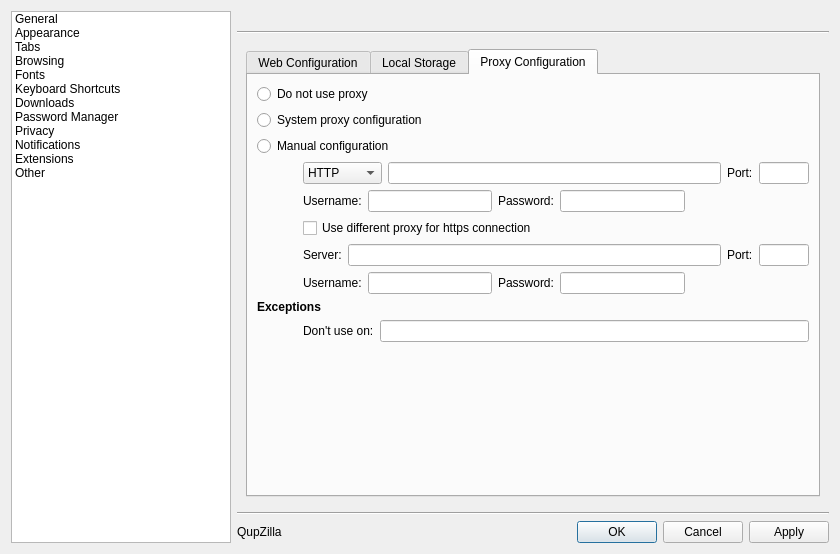
The window that src/lib/preferences/preferences.ui (QupZilla/qupzilla) describes before a commit, drawn with Qt 5.
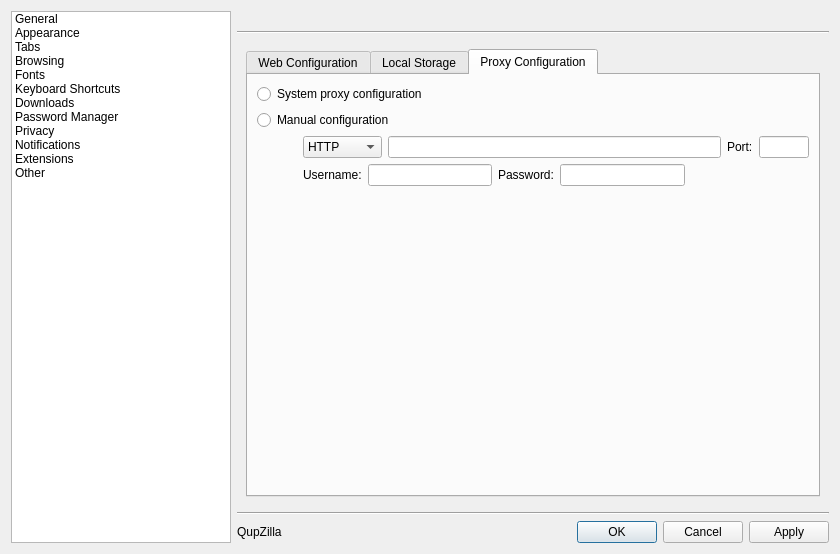
The same window after the commit. The open tabs and pages were chosen to show the change. Custom widgets are drawn as their Qt base class.

Commit message: Bring back proxy configuration

What changed in the file:
```diff
--- a/src/lib/preferences/preferences.ui
+++ b/src/lib/preferences/preferences.ui
@@ -1358,28 +1358,7 @@
                <string>Proxy Configuration</string>
               </attribute>
               <layout class="QGridLayout" name="gridLayout_8">
-               <item row="8" column="0" colspan="2">
-                <widget class="QLabel" name="label_54">
-                 <property name="text">
-                  <string>&lt;b&gt;Exceptions&lt;/b&gt;</string>
-                 </property>
-                </widget>
-               </item>
-               <item row="9" column="1">
-                <layout class="QHBoxLayout" name="horizontalLayout_27">
-                 <item>
-                  <widget class="QLabel" name="label_40">
-                   <property name="text">
-                    <string>Don't use on:</string>
-                   </property>
-                  </widget>
-                 </item>
-                 <item>
-                  <widget class="QLineEdit" name="proxyExceptions"/>
-                 </item>
-                </layout>
-               </item>
-               <item row="10" column="0">
+               <item row="4" column="0">
                 <spacer name="verticalSpacer_14">
                  <property name="orientation">
                   <enum>Qt::Vertical</enum>
@@ -1392,14 +1371,14 @@
                  </property>
                 </spacer>
                </item>
-               <item row="1" column="0" colspan="2">
+               <item row="0" column="0" colspan="2">
                 <widget class="QRadioButton" name="systemProxy">
                  <property name="text">
                   <string>System proxy configuration</string>
                  </property>
                 </widget>
                </item>
-               <item row="3" column="0">
+               <item row="2" column="0">
                 <spacer name="horizontalSpacer_29">
                  <property name="orientation">
                   <enum>Qt::Horizontal</enum>
@@ -1415,14 +1394,14 @@
                  </property>
                 </spacer>
                </item>
-               <item row="2" column="0" colspan="2">
+               <item row="1" column="0" colspan="2">
                 <widget class="QRadioButton" name="manualProxy">
                  <property name="text">
                   <string>Manual configuration</string>
                  </property>
                 </widget>
                </item>
-               <item row="3" column="1">
+               <item row="2" column="1">
                 <layout class="QHBoxLayout" name="horizontalLayout_9">
                  <item>
                   <widget class="QComboBox" name="proxyType">
@@ -1460,7 +1439,7 @@
                  </item>
                 </layout>
                </item>
-               <item row="4" column="1">
+               <item row="3" column="1">
                 <layout class="QHBoxLayout" name="horizontalLayout_23">
                  <item>
                   <widget class="QLabel" name="label_38">
@@ -1497,88 +1476,6 @@
                  </item>
                 </layout>
                </item>
-               <item row="5" column="1">
-                <widget class="QCheckBox" name="useHttpsProxy">
-                 <property name="text">
-                  <string>Use different proxy for https connection</string>
-                 </property>
-                </widget>
-               </item>
-               <item row="6" column="1">
-                <layout class="QHBoxLayout" name="horizontalLayout_14">
-                 <item>
-                  <widget class="QLabel" name="label_55">
-                   <property name="text">
-                    <string>Server:</string>
-                   </property>
-                  </widget>
-                 </item>
-                 <item>
-                  <widget class="QLineEdit" name="httpsProxyServer"/>
-                 </item>
-                 <item>
-                  <widget class="QLabel" name="label_58">
-                   <property name="text">
-                    <string>Port:</string>
-                   </property>
-                  </widget>
-                 </item>
-                 <item>
-                  <widget class="QLineEdit" name="httpsProxyPort">
-                   <property name="maximumSize">
-                    <size>
-                     <width>50</width>
-                     <height>16777215</height>
-                    </size>
-                   </property>
-                  </widget>
-                 </item>
-                </layout>
-               </item>
-               <item row="7" column="1">
-                <layout class="QHBoxLayout" name="horizontalLayout_24">
-                 <item>
-                  <widget class="QLabel" name="label_56">
-                   <property name="text">
-                    <string>Username:</string>
-                   </property>
-                  </widget>
-                 </item>
-                 <item>
-                  <widget class="QLineEdit" name="httpsProxyUsername"/>
-                 </item>
-                 <item>
-                  <widget class="QLabel" name="label_57">
-                   <property name="text">
-                    <string>Password:</string>
-                   </property>
-                  </widget>
-                 </item>
-                 <item>
-                  <widget class="QLineEdit" name="httpsProxyPassword"/>
-                 </item>
-                 <item>
-                  <spacer name="horizontalSpacer_28">
-                   <property name="orientation">
-                    <enum>Qt::Horizontal</enum>
-                   </property>
-                   <property name="sizeHint" stdset="0">
-                    <size>
-                     <width>40</width>
-                     <height>20</height>
-                    </size>
-                   </property>
-                  </spacer>
-                 </item>
-                </layout>
-               </item>
-               <item row="0" column="0" colspan="2">
-                <widget class="QRadioButton" name="noProxy">
-                 <property name="text">
-                  <string>Do not use proxy</string>
-                 </property>
-                </widget>
-               </item>
               </layout>
              </widget>
             </widget>
```
Left out of the diff: 1 changed line with no effect on the pictures. The commit also changes 3 other files.
